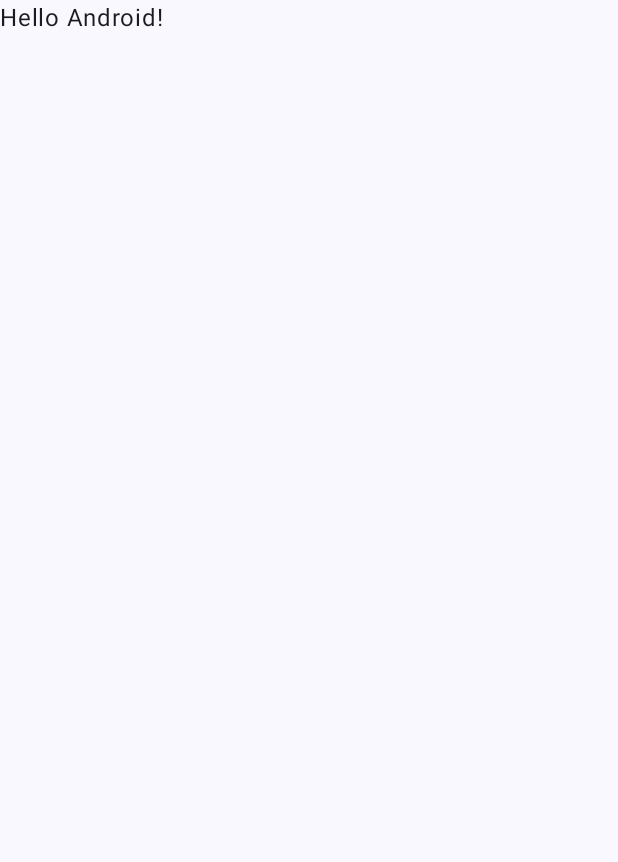
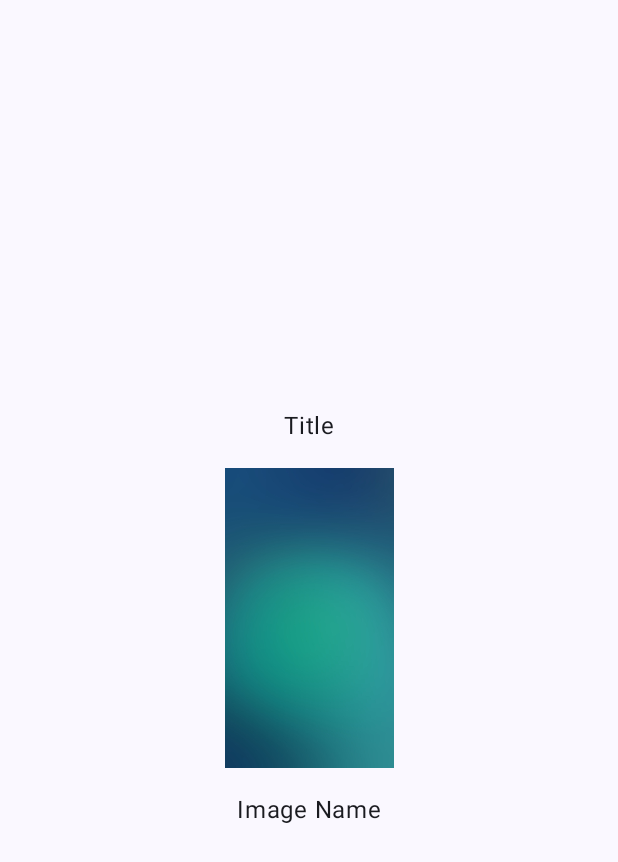
Before and after one commit to andrewkibet/Wprojects, an Android app built with Jetpack Compose: the MainActivity screen opened directly, with no data from a screen before it, on a phone screen of 412 x 824 dp. Before the commit the part shown is almost empty. Shown: the top 862 px of the screen. Run offline under Robolectric (Android 15) with nearby library versions, the phone set to English and light mode, and no system bars.

Commit message:
Update MainActivity.kt

```diff
--- a/Project/app/src/main/java/com/kiplele/project/MainActivity.kt
+++ b/Project/app/src/main/java/com/kiplele/project/MainActivity.kt
@@ -3,16 +3,34 @@ package com.kiplele.project
 import android.os.Bundle
 import androidx.activity.ComponentActivity
 import androidx.activity.compose.setContent
-import androidx.compose.foundation.layout.fillMaxSize
+import androidx.compose.foundation.Image
+import androidx.compose.foundation.layout.*
+import androidx.compose.material3.ExperimentalMaterial3Api
 import androidx.compose.material3.MaterialTheme
 import androidx.compose.material3.Surface
 import androidx.compose.material3.Text
+import androidx.compose.material3.TopAppBar
+import androidx.compose.material3.Typography
 import androidx.compose.runtime.Composable
+import androidx.compose.ui.Alignment
 import androidx.compose.ui.Modifier
+import androidx.compose.ui.res.painterResource
+import androidx.compose.ui.text.TextStyle
+import androidx.compose.ui.text.font.FontWeight
 import androidx.compose.ui.tooling.preview.Preview
+import androidx.compose.ui.unit.dp
+import androidx.compose.ui.unit.sp
 import com.kiplele.project.ui.theme.ProjectTheme
+import com.kiplele.project.ui.theme.Typography
+import com.kiplele.project.ui.ui.theme.Typography
 
 class MainActivity : ComponentActivity() {
+
+
+
+
+
+    @OptIn(ExperimentalMaterial3Api::class)
     override fun onCreate(savedInstanceState: Bundle?) {
         super.onCreate(savedInstanceState)
         setContent {
@@ -22,25 +40,45 @@ class MainActivity : ComponentActivity() {
                     modifier = Modifier.fillMaxSize(),
                     color = MaterialTheme.colorScheme.background
                 ) {
-                    Greeting("Android")
+                    Column(
+                        modifier = Modifier.fillMaxSize(),
+                        verticalArrangement = Arrangement.Center,
+                        horizontalAlignment = Alignment.CenterHorizontally
+                    ) {
+                        Text(
+                            text = "Title",
+                           // style = MaterialTheme.typography.h4,
+                            modifier = Modifier.padding(top = 16.dp)
+                        )
+
+                        Image(
+                            painter = painterResource(id = R.drawable.walpaper),
+                            contentDescription = "Image",
+                            modifier = Modifier
+                                .padding(16.dp)
+                                .size(200.dp)
+                                .aspectRatio(1f)
+                        )
+
+                        Text(
+                            text = "Image Name",
+                         //   style = MaterialTheme.typography.body1,
+                            modifier = Modifier.padding(bottom = 16.dp)
+                        )
+                    }
                 }
             }
         }
     }
 }
 
-@Composable
-fun Greeting(name: String, modifier: Modifier = Modifier) {
-    Text(
-        text = "Hello $name!",
-        modifier = modifier
-    )
-}
+
+
 
 @Preview(showBackground = true)
 @Composable
-fun GreetingPreview() {
+fun DefaultPreview() {
     ProjectTheme {
-        Greeting("Android")
+        MainActivity()
     }
 }
```
